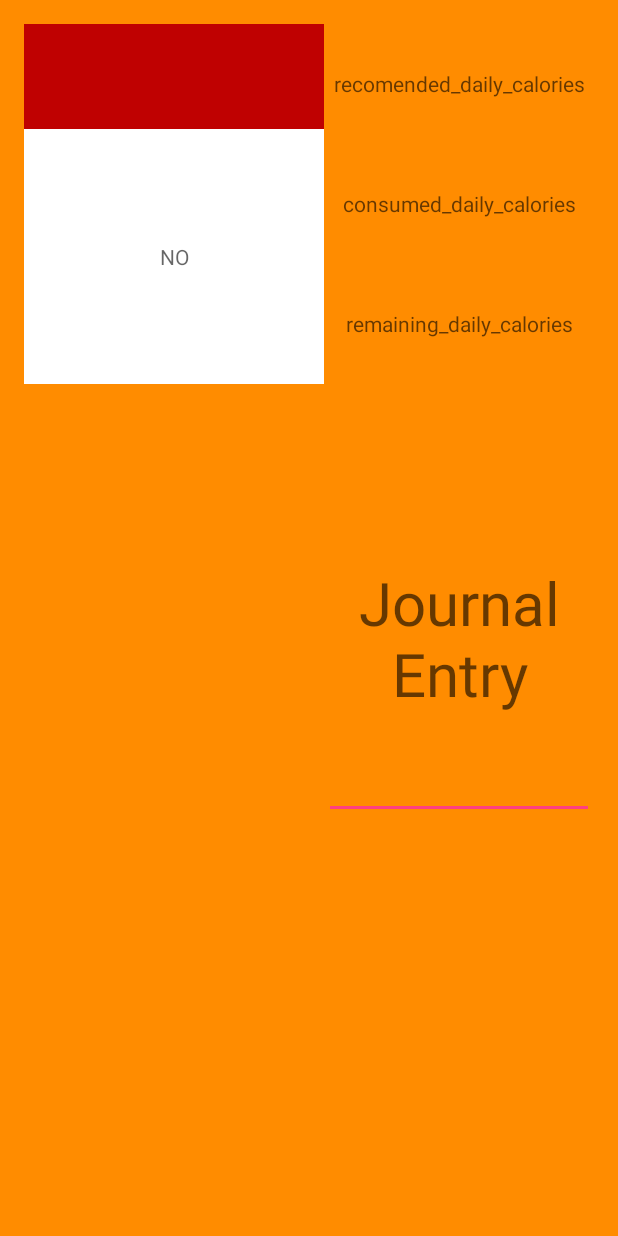
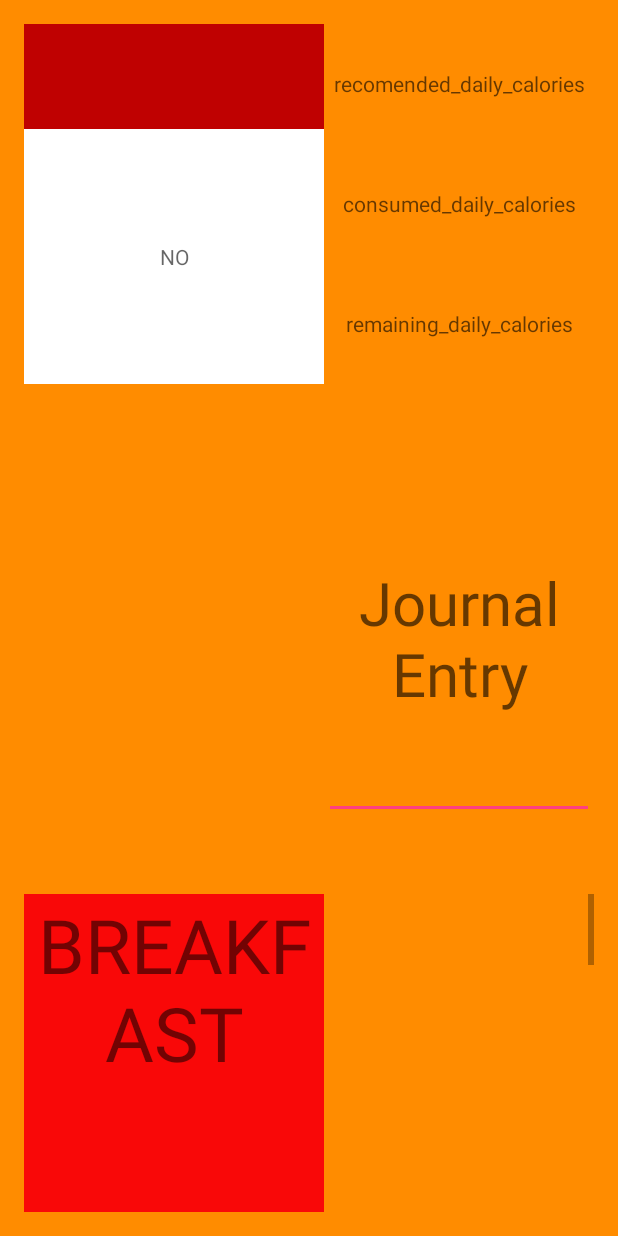
Before and after one commit to IanTennyson/Project2-FoodManagerApp, an Android app: the DetailedFoodTrackerActivity screen opened directly, with no data from a screen before it, on a phone screen of 412 x 824 dp. Run offline under Robolectric (Android 15) with nearby library versions, the phone set to English and light mode, and no system bars; 2 statements that could not run were skipped.

Commit message:
meal types now display on the detailed page

```diff
--- a/app/src/main/java/example/codeclan/com/myfoodtracker/Activities/DetailedFoodTrackerActivity.java
+++ b/app/src/main/java/example/codeclan/com/myfoodtracker/Activities/DetailedFoodTrackerActivity.java
@@ -11,8 +11,10 @@ import android.widget.TextView;
 import java.util.ArrayList;
 
 
+import example.codeclan.com.myfoodtracker.Adapters.DetailedFoodAdapter;
 import example.codeclan.com.myfoodtracker.Enums.MealType;
 import example.codeclan.com.myfoodtracker.MyClasses.Day;
+import example.codeclan.com.myfoodtracker.MyClasses.Food;
 import example.codeclan.com.myfoodtracker.MyClasses.FoodPlan;
 import example.codeclan.com.myfoodtracker.R;
 import example.codeclan.com.myfoodtracker.SharedPreferencesManager;
@@ -36,5 +38,13 @@ public class DetailedFoodTrackerActivity extends AppCompatActivity {
         TextView textView = (TextView) findViewById(R.id.date);
         textView.setText(date);
 
+        MealType[] meals = MealType.values();
+        DetailedFoodAdapter detailedFoodAdapter = new DetailedFoodAdapter(this, meals);
+
+        ListView listView = (ListView) findViewById(R.id.detailed_meal_tracker);
+        listView.setAdapter(detailedFoodAdapter);
+
+
+
     }
 }
--- a/app/src/main/java/example/codeclan/com/myfoodtracker/Adapters/DetailedFoodAdapter.java
+++ b/app/src/main/java/example/codeclan/com/myfoodtracker/Adapters/DetailedFoodAdapter.java
@@ -9,6 +9,8 @@ import android.widget.TextView;
 
 import java.util.ArrayList;
 
+import example.codeclan.com.myfoodtracker.Enums.MealType;
+import example.codeclan.com.myfoodtracker.MyClasses.Food;
 import example.codeclan.com.myfoodtracker.R;
 
 /**
@@ -17,8 +19,12 @@ import example.codeclan.com.myfoodtracker.R;
 
 public class DetailedFoodAdapter extends ArrayAdapter{
 
-    public DetailedFoodAdapter(Context context, ArrayList<String> foodPlan){
-        super(context, 0, foodPlan);
+    public DetailedFoodAdapter(Context context, MealType[] mealTypes){
+        super(context, 0, mealTypes);
+    }
+
+    public DetailedFoodAdapter(Context context, Food food){
+        super(context, 0, food);
     }
 
     @Override
@@ -30,16 +36,19 @@ public class DetailedFoodAdapter extends ArrayAdapter{
             listItemView = LayoutInflater.from(getContext()).inflate(R.layout.activity_detailed_meal_tracker, parent, false);
         }
 
-        String currentFood = getItem(position);
+        String meal = getItem(position).toString();
 
-        TextView food = (TextView) listItemView.findViewById(R.id.food);
-        food.setText(currentFood);
+        TextView mealImage = (TextView) listItemView.findViewById(R.id.meal_image);
+        mealImage.setText(meal);
+
+        TextView foodInfo = (TextView) listItemView.findViewById(R.id.food);
+        foodInfo.setText();
 
 //        TextView date = (TextView) listItemView.findViewById(R.id.date);
 //        date.setText(currentDate);
 
 
-        listItemView.setTag(currentFood);
+        listItemView.setTag(meal);
 
         return listItemView;
 
--- a/app/src/main/res/layout/activity_detailed_meal_tracker.xml
+++ b/app/src/main/res/layout/activity_detailed_meal_tracker.xml
@@ -6,7 +6,17 @@
 
     >
 
-    <ImageView
+    <!--<ImageView-->
+        <!--android:id="@+id/meal_image"-->
+        <!--android:layout_width="200dp"-->
+        <!--android:layout_height="240dp"-->
+        <!--android:textSize="50dp"-->
+        <!--android:textAlignment="center"-->
+        <!--android:layout_marginRight="20dp"-->
+        <!--android:background="#f90808"-->
+        <!--/>-->
+
+        <TextView
         android:id="@+id/meal_image"
         android:layout_width="200dp"
         android:layout_height="240dp"
```
Also changed, not shown: app/src/main/java/example/codeclan/com/myfoodtracker/Activities/DetailedMealTrackerActivity.java (+26 -31 lines).
